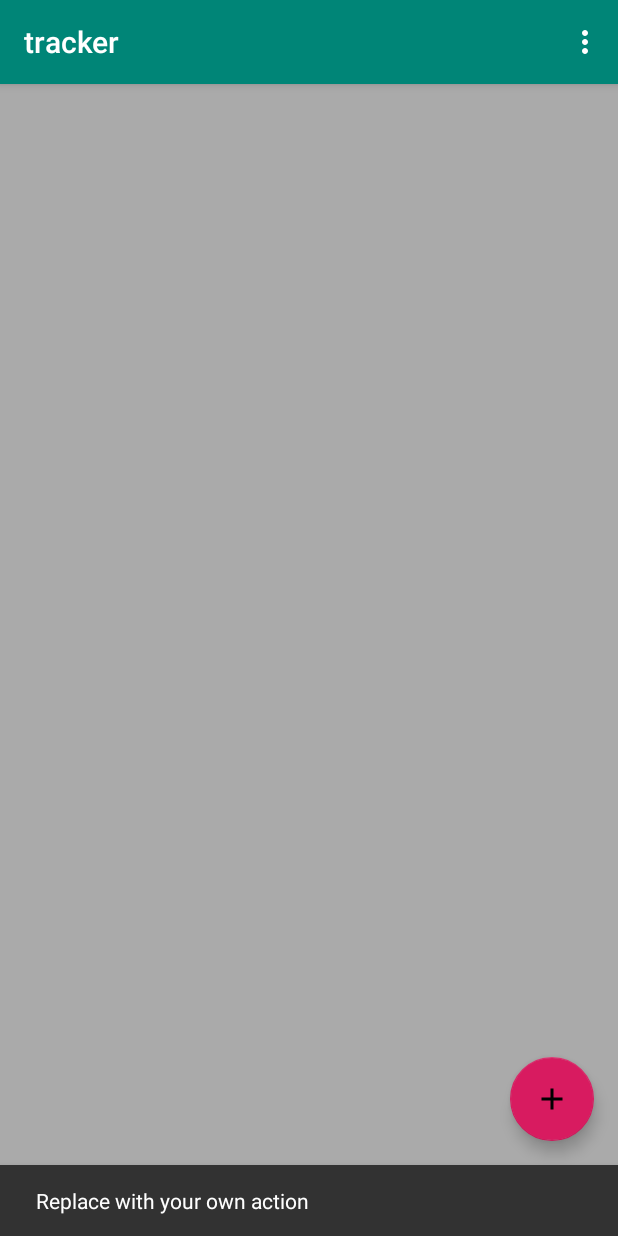
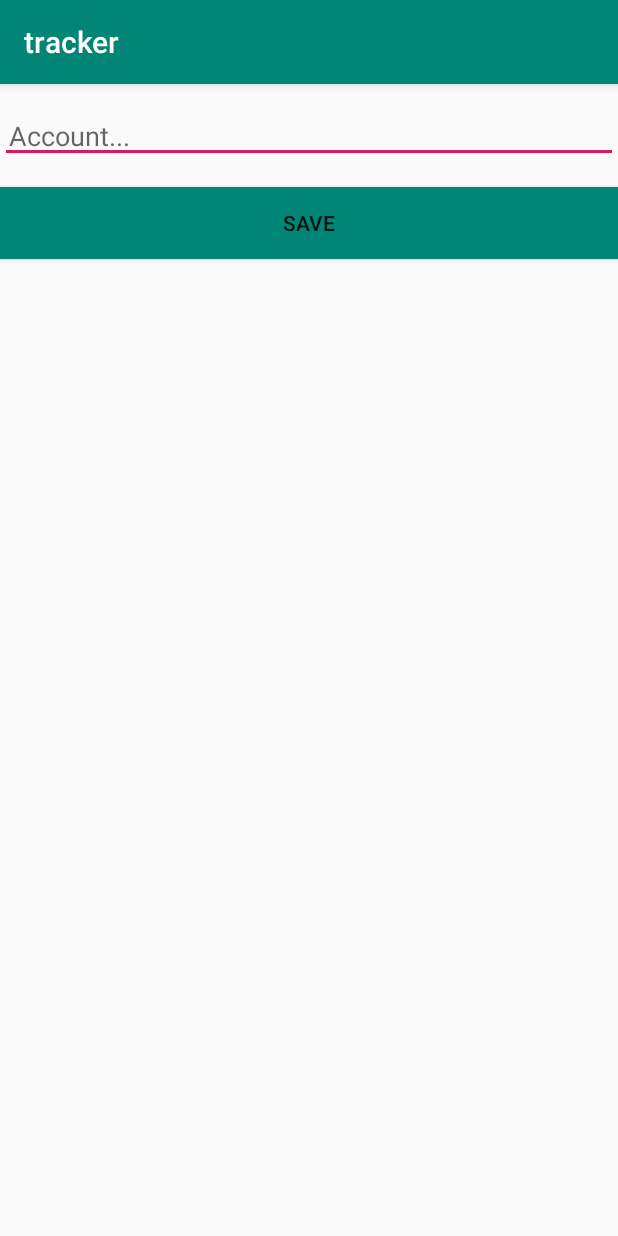
Before and after one commit to devtty/tracker, an Android app: the screen it shows after launch (MainActivity before the commit, NewAccountActivity after it), after a tap on an icon or button, on a phone screen of 412 x 824 dp. Run offline under Robolectric (Android 15) with nearby library versions, the phone set to English and light mode, and no system bars; our stand-ins replace Room's generated code.

Commit message:
https://codelabs.developers.google.com/codelabs/android-room-with-a-view/
rest

```diff
--- a/app/src/main/AndroidManifest.xml
+++ b/app/src/main/AndroidManifest.xml
@@ -9,6 +9,7 @@
         android:roundIcon="@mipmap/ic_launcher_round"
         android:supportsRtl="true"
         android:theme="@style/AppTheme">
+        <activity android:name=".NewAccountActivity"></activity>
         <activity
             android:name=".MainActivity"
             android:label="@string/app_name"
--- a/app/src/main/java/devtty/com/tracker/MainActivity.java
+++ b/app/src/main/java/devtty/com/tracker/MainActivity.java
@@ -1,18 +1,33 @@
 package devtty.com.tracker;
 
+import android.content.Intent;
 import android.os.Bundle;
 
 import com.google.android.material.floatingactionbutton.FloatingActionButton;
 import com.google.android.material.snackbar.Snackbar;
 
+import androidx.annotation.Nullable;
 import androidx.appcompat.app.AppCompatActivity;
 import androidx.appcompat.widget.Toolbar;
+import androidx.lifecycle.Observer;
+import androidx.lifecycle.ViewModelProvider;
+import androidx.lifecycle.ViewModelProviders;
+import androidx.recyclerview.widget.LinearLayoutManager;
+import androidx.recyclerview.widget.RecyclerView;
+import devtty.com.tracker.adapter.AccountListAdapter;
+import devtty.com.tracker.room.Account;
+import devtty.com.tracker.room.AccountViewModel;
 
 import android.view.View;
 import android.view.Menu;
 import android.view.MenuItem;
+import android.widget.Toast;
+
+import java.util.List;
 
 public class MainActivity extends AppCompatActivity {
+    public static final int NEW_WORD_ACTIVITY_REQUEST_CODE = 1;
+    private AccountViewModel mAccountViewModel;
 
     @Override
     protected void onCreate(Bundle savedInstanceState) {
@@ -22,11 +37,29 @@ public class MainActivity extends AppCompatActivity {
         setSupportActionBar(toolbar);
 
         FloatingActionButton fab = findViewById(R.id.fab);
+
         fab.setOnClickListener(new View.OnClickListener() {
             @Override
             public void onClick(View view) {
-                Snackbar.make(view, "Replace with your own action", Snackbar.LENGTH_LONG)
-                        .setAction("Action", null).show();
+                Intent intent = new Intent(MainActivity.this, NewAccountActivity.class);
+                startActivityForResult(intent, NEW_WORD_ACTIVITY_REQUEST_CODE);
+
+                //Snackbar.make(view, "Replace with your own action", Snackbar.LENGTH_LONG)
+                  //      .setAction("Action", null).show();
+            }
+        });
+
+        RecyclerView recyclerView = findViewById(R.id.recyclerview);
+        final AccountListAdapter adapter = new AccountListAdapter(this);
+        recyclerView.setAdapter(adapter);
+        recyclerView.setLayoutManager(new LinearLayoutManager(this));
+
+        mAccountViewModel = ViewModelProviders.of(this).get(AccountViewModel.class);
+
+        mAccountViewModel.getAllAccounts().observe(this, new Observer<List<Account>>() {
+            @Override
+            public void onChanged(@Nullable final List<Account> accounts) {
+                adapter.setAccounts(accounts);
             }
         });
     }
@@ -52,4 +85,18 @@ public class MainActivity extends AppCompatActivity {
 
         return super.onOptionsItemSelected(item);
     }
+
+    public void onActivityResult(int requestCode, int resultCode, Intent data) {
+        super.onActivityResult(requestCode, resultCode, data);
+
+        if (requestCode == NEW_WORD_ACTIVITY_REQUEST_CODE && resultCode == RESULT_OK) {
+            Account account = new Account();
+            mAccountViewModel.insert(account);
+        } else {
+            Toast.makeText(
+                    getApplicationContext(),
+                    R.string.empty_not_saved,
+                    Toast.LENGTH_LONG).show();
+        }
+    }
 }
--- /dev/null
+++ b/app/src/main/java/devtty/com/tracker/NewAccountActivity.java
@@ -0,0 +1,39 @@
+package devtty.com.tracker;
+
+import androidx.appcompat.app.AppCompatActivity;
+
+import android.content.Intent;
+import android.os.Bundle;
+import android.text.TextUtils;
+import android.view.View;
+import android.widget.Button;
+import android.widget.EditText;
+
+public class NewAccountActivity extends AppCompatActivity {
+
+    public static final String EXTRA_REPLY = "com.example";
+
+    private EditText mEditAccountView;
+
+    @Override
+    protected void onCreate(Bundle savedInstanceState) {
+        super.onCreate(savedInstanceState);
+        setContentView(R.layout.activity_new_account);
+        mEditAccountView = findViewById(R.id.edit_account);
+
+        final Button button = findViewById(R.id.button_save);
+        button.setOnClickListener(new View.OnClickListener(){
+            public void onClick(View view){
+                Intent replyIntent = new Intent();
+                if(TextUtils.isEmpty(mEditAccountView.getText())){
+                    setResult(RESULT_CANCELED, replyIntent);
+                }else {
+                    String account = mEditAccountView.getText().toString();
+                    replyIntent.putExtra(EXTRA_REPLY, account);
+                    setResult(RESULT_OK, replyIntent);
+                }
+                finish();
+            }
+        });
+    }
+}
--- /dev/null
+++ b/app/src/main/java/devtty/com/tracker/adapter/AccountListAdapter.java
@@ -0,0 +1,62 @@
+package devtty.com.tracker.adapter;
+
+import android.content.Context;
+import android.view.LayoutInflater;
+import android.view.View;
+import android.view.ViewGroup;
+import android.widget.TextView;
+
+import java.util.List;
+
+import androidx.recyclerview.widget.RecyclerView;
+import devtty.com.tracker.R;
+import devtty.com.tracker.room.Account;
+
+public class AccountListAdapter extends RecyclerView.Adapter<AccountListAdapter.AccountViewHolder> {
+
+    class AccountViewHolder extends RecyclerView.ViewHolder{
+        private final TextView accountItemView;
+
+        private AccountViewHolder(View accountView){
+            super(accountView);
+            accountItemView = accountView.findViewById(R.id.textView);
+        }
+    }
+
+    private final LayoutInflater mInflater;
+    private List<Account> mAccounts;
+
+    public AccountListAdapter(Context context){ mInflater = LayoutInflater.from(context); }
+
+    @Override
+    public AccountViewHolder onCreateViewHolder(ViewGroup parent, int viewType){
+        View itemView = mInflater.inflate(R.layout.recyclerview_item, parent, false);
+        return new AccountViewHolder(itemView);
+    }
+
+    @Override
+    public void onBindViewHolder(AccountViewHolder holder, int position){
+        if(mAccounts != null){
+            Account current = mAccounts.get(position);
+            holder.accountItemView.setText(current.getName());
+
+        }else{
+            holder.accountItemView.setText("No account");
+        }
+    }
+
+    public void setAccounts(List<Account> accounts){
+        mAccounts = accounts;
+        notifyDataSetChanged();
+    }
+
+
+    @Override
+    public int getItemCount() {
+        if(mAccounts != null){
+            return mAccounts.size();
+        }else
+            return 0;
+    }
+
+}
--- a/app/src/main/java/devtty/com/tracker/room/Account.java
+++ b/app/src/main/java/devtty/com/tracker/room/Account.java
@@ -8,9 +8,27 @@ import androidx.room.PrimaryKey;
 public class Account {
 
     @PrimaryKey(autoGenerate = true)
-    public int uid;
+    private int uid;
 
     @ColumnInfo(name = "name")
-    public String name;
+    private String name;
 
+    public Account(){
+    }
+
+    public int getUid(){
+        return this.uid;
+    }
+
+    public String getName() {
+        return name;
+    }
+
+    public void setName(String name) {
+        this.name = name;
+    }
+
+    public void setUid(int uid) {
+        this.uid = uid;
+    }
 }
--- a/app/src/main/java/devtty/com/tracker/room/AccountDao.java
+++ b/app/src/main/java/devtty/com/tracker/room/AccountDao.java
@@ -20,4 +20,6 @@ public interface AccountDao {
     @Delete
     void delete(Account account);
 
+    @Query("DELETE FROM account")
+    void deleteAll();
 }
--- a/app/src/main/java/devtty/com/tracker/room/AccountViewModel.java
+++ b/app/src/main/java/devtty/com/tracker/room/AccountViewModel.java
@@ -19,7 +19,7 @@ public class AccountViewModel extends AndroidViewModel {
         mAllAccounts = mRepository.getAllAccounts();
     }
 
-    LiveData<List<Account>> getAllAccounts(){ return mAllAccounts; }
+    public LiveData<List<Account>> getAllAccounts(){ return mAllAccounts; }
 
     public void insert(Account account) { mRepository.insert(account); }
 
--- a/app/src/main/java/devtty/com/tracker/room/AppDatabase.java
+++ b/app/src/main/java/devtty/com/tracker/room/AppDatabase.java
@@ -1,10 +1,13 @@
 package devtty.com.tracker.room;
 
 import android.content.Context;
+import android.os.AsyncTask;
 
+import androidx.annotation.NonNull;
 import androidx.room.Database;
 import androidx.room.Room;
 import androidx.room.RoomDatabase;
+import androidx.sqlite.db.SupportSQLiteDatabase;
 
 @Database(entities = {Account.class}, version = 1)
 public abstract class AppDatabase extends RoomDatabase {
@@ -18,11 +21,38 @@ public abstract class AppDatabase extends RoomDatabase {
             synchronized (AppDatabase.class){
                 if (INSTANCE==null){
                     INSTANCE = Room.databaseBuilder(context.getApplicationContext(),
-                            AppDatabase.class, "app_database").build();
+                            AppDatabase.class, "app_database").addCallback(sRoomDatabaseCallback).build();
                 }
             }
         }
         return INSTANCE;
     }
 
+    private static RoomDatabase.Callback sRoomDatabaseCallback = new RoomDatabase.Callback(){
+        @Override
+        public void onOpen(@NonNull SupportSQLiteDatabase db){
+            super.onOpen(db);
+            new PopulateDbAsync(INSTANCE).execute();
+        }
+    };
+
+    private static class PopulateDbAsync extends AsyncTask<Void, Void, Void>{
+        private final AccountDao mDao;
+
+        PopulateDbAsync(AppDatabase db){
+            mDao = db.accountDao();
+        }
+
+        @Override
+        protected Void doInBackground(final Void... params){
+            mDao.deleteAll();
+            Account account = new Account();
+            mDao.insertAll(account);
+            account = new Account();
+            mDao.insertAll(account);
+            return null;
+        }
+
+    }
+
 }
--- /dev/null
+++ b/app/src/main/res/layout/activity_new_account.xml
@@ -0,0 +1,24 @@
+<?xml version="1.0" encoding="utf-8"?>
+<LinearLayout xmlns:android="http://schemas.android.com/apk/res/android"
+    android:orientation="vertical" android:layout_width="match_parent"
+    android:layout_height="match_parent">
+
+    <EditText
+        android:id="@+id/edit_account"
+        android:layout_width="match_parent"
+        android:layout_height="wrap_content"
+        android:hint="@string/hint_account"
+        android:inputType="textAutoComplete"
+        android:padding="@dimen/small_padding"
+        android:layout_marginBottom="@dimen/big_padding"
+        android:layout_marginTop="@dimen/big_padding"
+        android:textSize="18sp"/>
+
+    <Button
+        android:id="@+id/button_save"
+        android:layout_width="match_parent"
+        android:layout_height="wrap_content"
+        android:background="@color/colorPrimary"
+        android:text="@string/button_save"
+        />
+</LinearLayout>
--- a/app/src/main/res/values/dimens.xml
+++ b/app/src/main/res/values/dimens.xml
@@ -1,3 +1,5 @@
 <resources>
     <dimen name="fab_margin">16dp</dimen>
+    <dimen name="small_padding">6dp</dimen>
+    <dimen name="big_padding">16dp</dimen>
 </resources>
--- a/app/src/main/res/values/strings.xml
+++ b/app/src/main/res/values/strings.xml
@@ -1,4 +1,7 @@
 <resources>
     <string name="app_name">tracker</string>
     <string name="action_settings">Settings</string>
+    <string name="hint_account">Account...</string>
+    <string name="button_save">Save</string>
+    <string name="empty_not_saved">Account not saved because its empty</string>
 </resources>
```
